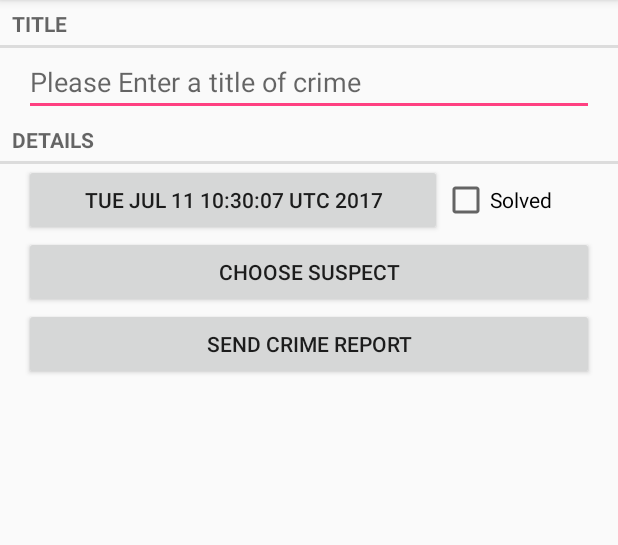
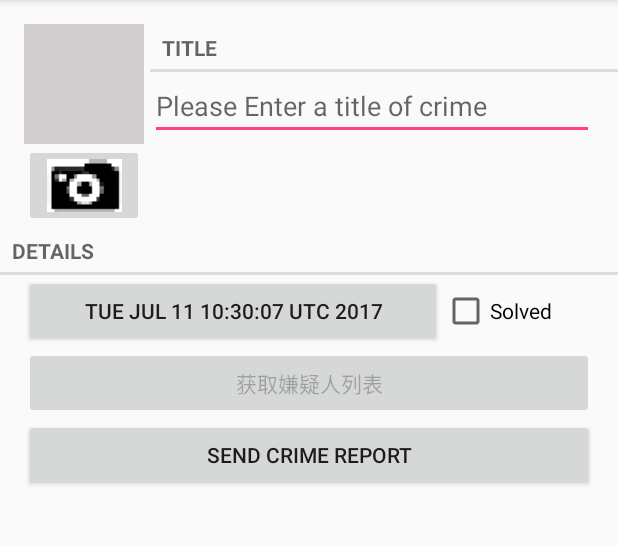
Before and after one commit to zoudongmian/CriminalIntent, an Android app: the CrimePageActivity screen opened directly, with no data from a screen before it, on a phone screen of 412 x 824 dp, the part 84-629 px from its top. Run offline under Robolectric (Android 15) with nearby library versions, the phone set to English and light mode, and no system bars.

Commit message:
最终完善，增加了照片录入，头像设置，信息分享

```diff
--- a/app/src/main/AndroidManifest.xml
+++ b/app/src/main/AndroidManifest.xml
@@ -1,6 +1,10 @@
 <?xml version="1.0" encoding="utf-8"?>
 <manifest xmlns:android="http://schemas.android.com/apk/res/android"
           package="android.com.criminalintent">
+    <uses-permission android:name="android.permission.READ_EXTERNAL_STORAGE"
+                     android:maxSdkVersion="18"/>
+    <uses-feature android:name="android.hardware.camera"
+                  android:required="false"/>
 
     <application
         android:allowBackup="true"
--- a/app/src/main/java/android/com/criminalintent/Crime.java
+++ b/app/src/main/java/android/com/criminalintent/Crime.java
@@ -12,6 +12,8 @@ public class Crime {
     private String mTitle;
     private Date mDate;
     private boolean mSolved;
+    private String mSuspect;
+
 
     public Crime(){
         this(UUID.randomUUID());
@@ -22,6 +24,17 @@ public class Crime {
     public Crime(UUID id) {
         mId =id;
         mDate =new Date();
+    }
+
+    public String getSuspect() {
+        return mSuspect;
+    }
+    public String getPhotoFilename(){
+        return "IMG_"+getId().toString() +".jpg";
+    }
+
+    public void setSuspect(String suspect) {
+        mSuspect = suspect;
     }
 
     public Date getDate() {
--- a/app/src/main/java/android/com/criminalintent/CrimeFragment.java
+++ b/app/src/main/java/android/com/criminalintent/CrimeFragment.java
@@ -3,10 +3,17 @@ package android.com.criminalintent;
 
 import android.app.Activity;
 import android.content.Intent;
+import android.content.pm.PackageManager;
+import android.database.Cursor;
+import android.graphics.Bitmap;
+import android.net.Uri;
 import android.os.Bundle;
+import android.provider.ContactsContract;
+import android.provider.MediaStore;
 import android.support.v4.app.*;
 import android.text.Editable;
 import android.text.TextWatcher;
+import android.text.format.DateFormat;
 import android.view.LayoutInflater;
 import android.view.View;
 import android.view.ViewGroup;
@@ -15,7 +22,10 @@ import android.widget.CheckBox;
 import android.widget.CompoundButton;
 import android.widget.DatePicker;
 import android.widget.EditText;
+import android.widget.ImageButton;
+import android.widget.ImageView;
 
+import java.io.File;
 import java.util.Date;
 import java.util.UUID;
 
@@ -27,10 +37,18 @@ public class CrimeFragment extends Fragment {
     private static final String ARG_CRIME_ID = "crime_id";
     private static final String DIALOG_DATE="DialogDate";
     private static final int REQUEST_DATE = 0;
+    private static final int REQUEST_CONTACT = 1;
+    private static final int REQUEST_PHOTO = 2;
+
     private Crime mCrime;
+    private File mPhotoFile;
     private EditText mTitleField;
     private Button mDateButton;
     private CheckBox mSolvedCheckBox;
+    private Button mSuspectButton;
+    private Button mReportButton;
+    private ImageButton mPhotoButton;
+    private ImageView mPhotoView;
 
     public static CrimeFragment newInstance(UUID crimeId){
         Bundle args = new Bundle();
@@ -44,6 +62,7 @@ public class CrimeFragment extends Fragment {
         super.onCreate(savedInstanceState);
         UUID crimeId = (UUID) getArguments().getSerializable(ARG_CRIME_ID);
         mCrime = CrimeLab.get(getActivity()).getCrime(crimeId);
+        mPhotoFile = CrimeLab.get(getActivity()).getPhotoFile(mCrime);
     }
 
     @Override
@@ -63,36 +82,118 @@ public class CrimeFragment extends Fragment {
                     .getSerializableExtra(DatePickerFragment.EXTRA_DATE);
             mCrime.setDate(date);
             updateDate();
+        }else if (requestCode == REQUEST_CONTACT && data != null){
+            Uri contactUrl = data.getData();
+            String[] queryFields = new String[]{
+                    ContactsContract.Contacts.DISPLAY_NAME
+            };
+            Cursor c = getActivity().getContentResolver()
+                    .query(contactUrl,queryFields,null,null,null);
+            try {
+                if (c.getCount() == 0){
+                    return;
+                }
+                c.moveToFirst();
+                String suspect = c.getString(0);
+                mCrime.setSuspect(suspect);
+                mSuspectButton.setText(suspect);
+            }finally {
+                c.close();
+            }
+        }else if (requestCode == REQUEST_PHOTO){
+            updatePhotoView();
         }
     }
 
     private void updateDate() {
         mDateButton.setText(mCrime.getDate().toString());
     }
+    private String getCrimeReport(){
+        String solvedString = null;
+        if (mCrime.isSolved()){
+            solvedString = getString(R.string.crime_report_solved);
+        }else {
+            solvedString = getString(R.string.crime_report_unsolved);
+        }
+        String dateFormat = "EEE, MMM dd";
+        String dateString = DateFormat.format(dateFormat,mCrime.getDate()).toString();
+        String suspect = mCrime.getSuspect();
+        if (suspect ==null){
+            suspect = getString(R.string.crime_report_no_suspect);
+        }else {
+            suspect = getString(R.string.crime_report_suspect,suspect);
+        }
+        String report = getString(R.string.crime_report,
+                mCrime.getTitle(),dateString,solvedString,suspect);
+        return report;
+    }
+    private void updatePhotoView(){
+        if (mPhotoFile == null || !mPhotoFile.exists()){
+            mPhotoView.setImageDrawable(null);
+        }else {
+            Bitmap bitmap = PictureUtils.getScaledBitmap(
+                    mPhotoFile.getPath(),getActivity());
+            mPhotoView.setImageBitmap(bitmap);
+        }
+    }
 
     @Override
-    public View onCreateView(LayoutInflater inflater, ViewGroup container,Bundle savedInstanceState){
+    public View onCreateView(LayoutInflater inflater, ViewGroup container,
+                             Bundle savedInstanceState){
         View v = inflater.inflate(R.layout.crime_fragment,container,false);
         mTitleField = (EditText)v.findViewById(R.id.crime_title);
-        mTitleField.setText(mCrime.getTitle());
+        mPhotoButton = (ImageButton)v.findViewById(R.id.crime_camera);
+        mPhotoView = (ImageView)v.findViewById(R.id.crime_photo);
+        mReportButton = (Button)v.findViewById(R.id.cancel_report);
+        mDateButton=(Button)v.findViewById(R.id.crime_date);
+        mSolvedCheckBox = (CheckBox)v.findViewById(R.id.crime_solved);
+        mSolvedCheckBox.setChecked(mCrime.isSolved());
+        mSuspectButton = (Button)v.findViewById(R.id.crime_suspect);
+        final Intent captureImage = new Intent(MediaStore.ACTION_IMAGE_CAPTURE);
+        boolean canTakePhoto = mPhotoFile != null;
+               // && captureImage.resolveActivity(packageManager) != null;
+        mPhotoButton.setEnabled(canTakePhoto);
+        if (canTakePhoto){
+            Uri uri = Uri.fromFile(mPhotoFile);
+            captureImage.putExtra(MediaStore.EXTRA_OUTPUT,uri);
+        }
+        mPhotoButton.setOnClickListener(new View.OnClickListener() {
+            @Override
+            public void onClick(View v) {
+                startActivityForResult(captureImage,REQUEST_PHOTO);
+            }
+        });
+       mTitleField.setText(mCrime.getTitle());
         mTitleField.addTextChangedListener(new TextWatcher() {
             @Override
             public void beforeTextChanged(CharSequence s, int start, int count, int after) {
                 //This space intentionally left blank
             }
-
             @Override
             public void onTextChanged(CharSequence s, int start, int before, int count) {
                 mCrime.setTitle(s.toString());
             }
-
             @Override
             public void afterTextChanged(Editable s) {
                 //this one too
             }
         });
 
-        mDateButton=(Button)v.findViewById(R.id.crime_date);
+
+
+        mReportButton.setOnClickListener(new View.OnClickListener() {
+            @Override
+            public void onClick(View v) {
+                Intent i = new Intent(Intent.ACTION_SEND);
+                i.setType("text/plain");
+                i.putExtra(Intent.EXTRA_TEXT,getCrimeReport());
+                i.putExtra(Intent.EXTRA_SUBJECT,
+                        getString(R.string.crime_report_subject));
+                i = Intent.createChooser(i,getString(R.string.send_report));
+                startActivity(i);
+            }
+        });
+
         updateDate();
         mDateButton.setOnClickListener(new View.OnClickListener() {
             @Override
@@ -104,16 +205,31 @@ public class CrimeFragment extends Fragment {
                 dialog.show(manager,DIALOG_DATE);
             }
         });
-        mSolvedCheckBox = (CheckBox)v.findViewById(R.id.crime_solved);
-        mSolvedCheckBox.setChecked(mCrime.isSolved());
+
         mSolvedCheckBox.setOnCheckedChangeListener(new CompoundButton.OnCheckedChangeListener() {
             @Override
             public void onCheckedChanged(CompoundButton buttonView, boolean isChecked) {
                 mCrime.setSolved(isChecked);
             }
         });
+        final Intent pickContact = new Intent(Intent.ACTION_PICK,
+                ContactsContract.Contacts.CONTENT_URI);
+
+        mSuspectButton.setOnClickListener(new View.OnClickListener() {
+            @Override
+            public void onClick(View v) {
+                startActivityForResult(pickContact,REQUEST_CONTACT);
+            }
+        });
+        if (mCrime.getSuspect() != null){
+            mSuspectButton.setText(mCrime.getSuspect());
+        }
+        PackageManager packageManager = getActivity().getPackageManager();
+        if (packageManager.resolveActivity(pickContact,
+                PackageManager.MATCH_DEFAULT_ONLY) == null){
+            mSuspectButton.setEnabled(false);
+        }
+        updatePhotoView();
         return v;
     }
-
-
 }
--- a/app/src/main/java/android/com/criminalintent/CrimeLab.java
+++ b/app/src/main/java/android/com/criminalintent/CrimeLab.java
@@ -7,7 +7,9 @@ import android.content.ContentValues;
 import android.content.Context;
 import android.database.Cursor;
 import android.database.sqlite.SQLiteDatabase;
+import android.os.Environment;
 
+import java.io.File;
 import java.util.ArrayList;
 import java.util.List;
 import java.util.UUID;
@@ -22,6 +24,7 @@ public class CrimeLab {
 
     private Context mContext;
     private SQLiteDatabase mDatabase;
+
     public static CrimeLab get(Context context){
         if (sCrimeLab == null){
             sCrimeLab = new CrimeLab(context);
@@ -36,6 +39,7 @@ public class CrimeLab {
        // mCrimes = new ArrayList<>();
 
     }
+
     public void addCrime(Crime c){
        ContentValues values =getContentValues(c);
         mDatabase.insert(CrimeTable.NAME,null,values);
@@ -79,6 +83,14 @@ public class CrimeLab {
             cursor.close();
         }
     }
+    public File getPhotoFile(Crime crime){
+        File externalFilesDir = mContext
+                .getExternalFilesDir(Environment.DIRECTORY_PICTURES);
+        if (externalFilesDir == null){
+            return null;
+        }
+        return new File(externalFilesDir,crime.getPhotoFilename());
+    }
     public void updateCrime(Crime crime){
         String uuidString = crime.getId().toString();
         ContentValues values = getContentValues(crime);
@@ -93,6 +105,7 @@ public class CrimeLab {
         values.put(CrimeTable.Cols.TITLE,crime.getTitle());
         values.put(CrimeTable.Cols.DATE,crime.getDate().getTime());
         values.put(CrimeTable.Cols.SOLVED,crime.isSolved() ? 1:0);
+        values.put(CrimeTable.Cols.SUSPECT,crime.getSuspect());
         return values;
     }
    private CrimeCursorWrapper queryCrimes(String whereClause, String[] whereArgs){
--- /dev/null
+++ b/app/src/main/java/android/com/criminalintent/PictureUtils.java
@@ -0,0 +1,40 @@
+package android.com.criminalintent;
+
+import android.app.Activity;
+import android.graphics.Bitmap;
+import android.graphics.BitmapFactory;
+import android.graphics.Point;
+import android.support.v4.app.ActivityCompat;
+
+/**
+ * Created by Administrator on 2017/7/11.
+ */
+
+public class PictureUtils {
+    public static Bitmap getScaledBitmap(String path, Activity activity){
+        Point size = new Point();
+        activity.getWindowManager().getDefaultDisplay()
+                .getSize(size);
+        return getScaledBitMap(path,size.x,size.y);
+    }
+    public static Bitmap getScaledBitMap(String path,int destWidth,int destHeight){
+        BitmapFactory.Options options = new BitmapFactory.Options();
+        options.inJustDecodeBounds = true;
+        BitmapFactory.decodeFile(path,options);
+        float scrWidth = options.outWidth;
+        float scrHeight = options.outHeight;
+
+        int inSampleSize = 1;
+        if (scrHeight > destHeight || scrWidth > destHeight){
+            if (scrWidth  > scrHeight){
+                inSampleSize = Math.round(scrHeight/destHeight);
+            }else {
+                inSampleSize = Math.round(scrWidth/destWidth);
+            }
+        }
+        options = new BitmapFactory.Options();
+        options.inSampleSize = inSampleSize;
+
+        return BitmapFactory.decodeFile(path,options);
+    }
+}
--- a/app/src/main/java/android/com/criminalintent/database/CrimeBaseHelper.java
+++ b/app/src/main/java/android/com/criminalintent/database/CrimeBaseHelper.java
@@ -23,7 +23,8 @@ public class CrimeBaseHelper extends SQLiteOpenHelper {
                 CrimeTable.Cols.UUID + ", "+
                 CrimeTable.Cols.TITLE + ", "+
                 CrimeTable.Cols.DATE + ", "+
-                CrimeTable.Cols.SOLVED +
+                CrimeTable.Cols.SOLVED +", "+
+                CrimeTable.Cols.SUSPECT +
                 ")"
         );
     }
--- a/app/src/main/java/android/com/criminalintent/database/CrimeCursorWrapper.java
+++ b/app/src/main/java/android/com/criminalintent/database/CrimeCursorWrapper.java
@@ -26,11 +26,13 @@ public class CrimeCursorWrapper  extends CursorWrapper{
         String title = getString(getColumnIndex(CrimeTable.Cols.TITLE));
         long date = getLong(getColumnIndex(CrimeTable.Cols.DATE));
         int isSolved = getInt(getColumnIndex(CrimeTable.Cols.SOLVED));
+        String suspect = getString(getColumnIndex(CrimeTable.Cols.SUSPECT));
 
         Crime crime = new Crime(UUID.fromString(uuidString));
         crime.setTitle(title);
         crime.setDate(new Date(date));
         crime.setSolved(isSolved != 0);
+        crime.setSuspect(suspect);
 
         return crime;
     }
--- a/app/src/main/java/android/com/criminalintent/database/CrimeDbSchema.java
+++ b/app/src/main/java/android/com/criminalintent/database/CrimeDbSchema.java
@@ -12,6 +12,8 @@ public class CrimeDbSchema {
             public static final String TITLE = "title";
             public static final String DATE = "date";
             public static final String SOLVED = "solved";
+            public static final String SUSPECT = "suspect";
+
         }
     }
 
--- a/app/src/main/res/layout/crime_fragment.xml
+++ b/app/src/main/res/layout/crime_fragment.xml
@@ -3,19 +3,20 @@
               android:layout_width="match_parent"
               android:layout_height="match_parent"
               android:orientation="vertical">
-    <TextView
-        android:layout_width="match_parent"
-        android:layout_height="wrap_content"
-        android:text="@string/crime_title_label"
-        style="?android:listSeparatorTextViewStyle"/>
-    <EditText
-        android:id="@+id/crime_title"
-        android:layout_width="match_parent"
-        android:layout_height="wrap_content"
-        android:layout_marginLeft="16dp"
-        android:layout_marginRight="16dp"
-        android:hint="@string/crime_title_hint"
-        />
+ <include layout="@layout/view_camera_and_title"/>
+    <!--<TextView-->
+        <!--android:layout_width="match_parent"-->
+        <!--android:layout_height="wrap_content"-->
+        <!--android:text="@string/crime_title_label"-->
+        <!--style="?android:listSeparatorTextViewStyle"/>-->
+    <!--<EditText-->
+        <!--android:id="@+id/crime_title"-->
+        <!--android:layout_width="match_parent"-->
+        <!--android:layout_height="wrap_content"-->
+        <!--android:layout_marginLeft="16dp"-->
+        <!--android:layout_marginRight="16dp"-->
+        <!--android:hint="@string/crime_title_hint"-->
+        <!--/>-->
     <TextView
         android:layout_width="match_parent"
         android:layout_height="wrap_content"
--- /dev/null
+++ b/app/src/main/res/layout/view_camera_and_title.xml
@@ -0,0 +1,45 @@
+<?xml version="1.0" encoding="utf-8"?>
+<LinearLayout xmlns:android="http://schemas.android.com/apk/res/android"
+              android:layout_width="match_parent"
+              android:layout_height="wrap_content"
+              android:layout_marginLeft="16dp"
+              android:layout_marginTop="16dp">
+    <LinearLayout
+        android:layout_width="wrap_content"
+        android:layout_height="wrap_content"
+        android:orientation="vertical"
+        android:layout_marginRight="4dp">
+        <ImageView
+            android:id="@+id/crime_photo"
+            android:layout_width="80dp"
+            android:layout_height="80dp"
+            android:scaleType="centerInside"
+            android:background="@color/darker_gray"
+            android:cropToPadding="true"/>
+        <ImageButton
+            android:id="@+id/crime_camera"
+            android:layout_width="match_parent"
+            android:layout_height="wrap_content"
+            android:src="@drawable/photo_camera"/>
+    </LinearLayout>
+    <LinearLayout
+        android:layout_width="wrap_content"
+        android:layout_height="wrap_content"
+        android:orientation="vertical"
+        android:layout_weight="1">
+        <TextView
+            android:layout_width="match_parent"
+            android:layout_height="wrap_content"
+            android:text="@string/crime_title_label"
+            style="?android:listSeparatorTextViewStyle"/>
+        <EditText
+            android:id="@+id/crime_title"
+            android:layout_width="match_parent"
+            android:layout_height="wrap_content"
+            android:layout_marginRight="16dp"
+            android:hint="@string/crime_title_hint"/>
+
+    </LinearLayout>
+
+
+</LinearLayout>
--- a/app/src/main/res/values/colors.xml
+++ b/app/src/main/res/values/colors.xml
@@ -3,4 +3,5 @@
     <color name="colorPrimary">#3F51B5</color>
     <color name="colorPrimaryDark">#303F9F</color>
     <color name="colorAccent">#FF4081</color>
+    <color name="darker_gray">#d1cccd</color>
 </resources>
--- a/app/src/main/res/values/strings.xml
+++ b/app/src/main/res/values/strings.xml
@@ -9,6 +9,16 @@
     <string name="show_subtitle">Show Subtitle</string>
     <string name="hide_subtitle">Hide Subtitle</string>
     <string name="subtitle_format">%1$d crimes</string>
-    <string name="crime_suspect_text">CHOOSE SUSPECT</string>
+    <string name="crime_suspect_text">获取嫌疑人列表</string>
     <string name="crime_report_text">SEND CRIME REPORT</string>
+    <string name="crime_report">%1$s!
+        The crime was discover on %2$s. %3$s, and %4$s</string>
+    <string name="crime_report_solved">The case is solved</string>
+    <string name="crime_report_unsolved">The case is not solved</string>
+    <string name="crime_report_no_suspect">There  is no suspect.</string>
+    <string name="crime_report_suspect">The suspect is %s.</string>
+    <string name="crime_report_subject">CriminalIntent Crime Report</string>
+    <string name="send_report">Send crime report via</string>
+
+
 </resources>
```
Also changed, not shown: app/src/main/res/drawable/photo_camera.png (added).
